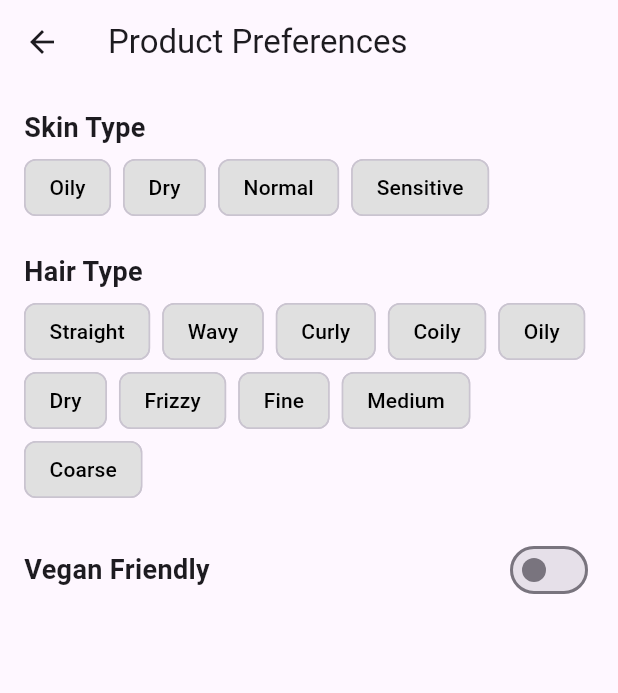
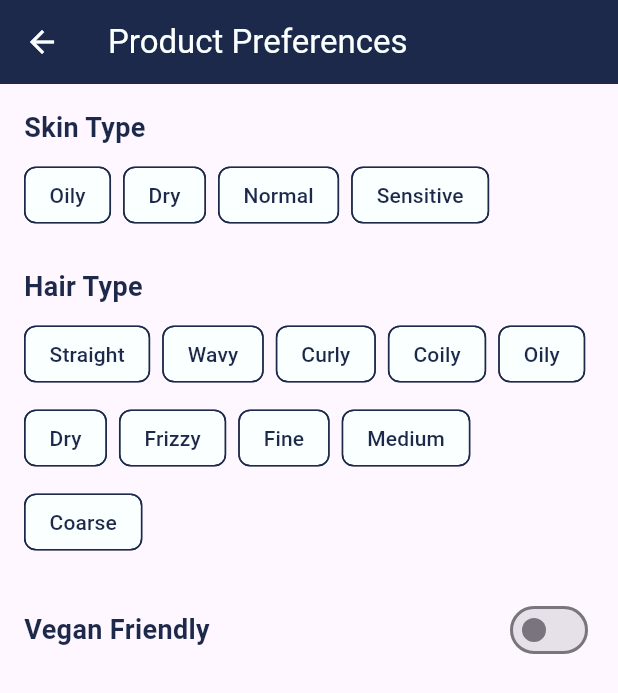
Before and after one commit to HackED-2025/Glow-Know, a Flutter app: the PreferencesPage screen opened directly, on a phone screen of 412 x 824 dp. Shown: the top 693 px of the screen. Run offline on Flutter 3.47's test engine with Material 3 defaults, Android fonts, the phone set to English and light mode, and no system bars; our stand-ins replace shared_preferences; missing offline and left inert: mobile_scanner, snapping_sheet; accounts and stored records are empty; statements that could not run were skipped.

```diff
--- a/glow_know/lib/screens/preferences_screen.dart
+++ b/glow_know/lib/screens/preferences_screen.dart
@@ -1,5 +1,6 @@
 import 'package:flutter/material.dart';
 import 'package:shared_preferences/shared_preferences.dart';
+import '../utils/theme.dart';
 
 class PreferencesPage extends StatefulWidget {
   const PreferencesPage({super.key});
@@ -49,7 +50,11 @@ class _PreferencesPageState extends State<PreferencesPage> {
   @override
   Widget build(BuildContext context) {
     return Scaffold(
-      appBar: AppBar(title: const Text('Product Preferences')),
+      appBar: AppBar(
+        title: const Text('Product Preferences'),
+        backgroundColor: AppColors.primary,
+        foregroundColor: AppColors.white,
+      ),
       body: SingleChildScrollView(
         padding: const EdgeInsets.all(16),
         child: Column(
@@ -92,7 +97,11 @@ class _PreferencesPageState extends State<PreferencesPage> {
       children: [
         Text(
           title,
-          style: const TextStyle(fontSize: 18, fontWeight: FontWeight.bold),
+          style: const TextStyle(
+            fontSize: 18,
+            fontWeight: FontWeight.bold,
+            color: AppColors.primary,
+          ),
         ),
         const SizedBox(height: 8),
         Wrap(
@@ -101,20 +110,20 @@ class _PreferencesPageState extends State<PreferencesPage> {
           children:
               options.map((option) {
                 final isSelected = selected.contains(option);
-                return FilterChip(
+                return ChoiceChip(
                   label: Text(
                     option,
                     style: TextStyle(
-                      color: isSelected ? Colors.white : Colors.black,
+                      color: isSelected ? AppColors.white : AppColors.primary,
                     ),
                   ),
                   selected: isSelected,
-                  selectedColor: Colors.purple[400], // Purple color
-                  backgroundColor: Colors.grey[300],
-                  checkmarkColor: Colors.transparent,
-                  elevation: 0,
-                  pressElevation: 0,
-                  materialTapTargetSize: MaterialTapTargetSize.shrinkWrap,
+                  backgroundColor: AppColors.white,
+                  selectedColor: AppColors.secondary.withOpacity(0.3),
+                  side: BorderSide(color: AppColors.secondary, width: 1),
+                  shape: RoundedRectangleBorder(
+                    borderRadius: BorderRadius.circular(8),
+                  ),
                   onSelected: (_) => _toggleSelection(selected, option),
                 );
               }).toList(),
@@ -126,14 +135,19 @@ class _PreferencesPageState extends State<PreferencesPage> {
   Widget _buildVeganToggle() {
     return Row(
       children: [
-        const Text(
+        Text(
           'Vegan Friendly',
-          style: TextStyle(fontSize: 18, fontWeight: FontWeight.bold),
+          style: TextStyle(
+            fontSize: 18,
+            fontWeight: FontWeight.bold,
+            color: AppColors.primary,
+          ),
         ),
         const Spacer(),
         Switch(
           value: _isVegan,
-          activeColor: Colors.purple[400], // Purple color for switch
+          activeColor: AppColors.secondary,
+          activeTrackColor: AppColors.secondary.withOpacity(0.4),
           onChanged: (value) {
             setState(() {
               _isVegan = value;
--- /dev/null
+++ b/glow_know/lib/utils/theme.dart
@@ -0,0 +1,23 @@
+import 'package:flutter/material.dart';
+
+class AppColors {
+  static const Color white = Color(0xFFFAFFFF);
+  static const Color primary = Color(0xFF1D294A);
+  static const Color secondary = Color(0xFF1D294A);
+  static const Color highlight = Color(0xFFF6ADAF);
+}
+
+class AppTheme {
+  static ThemeData get lightTheme => ThemeData(
+    primaryColor: AppColors.primary,
+    colorScheme: const ColorScheme.light(
+      primary: AppColors.primary,
+      secondary: AppColors.secondary,
+    ),
+    scaffoldBackgroundColor: AppColors.white,
+    appBarTheme: const AppBarTheme(
+      backgroundColor: AppColors.primary,
+      foregroundColor: AppColors.white,
+    ),
+  );
+}
```
